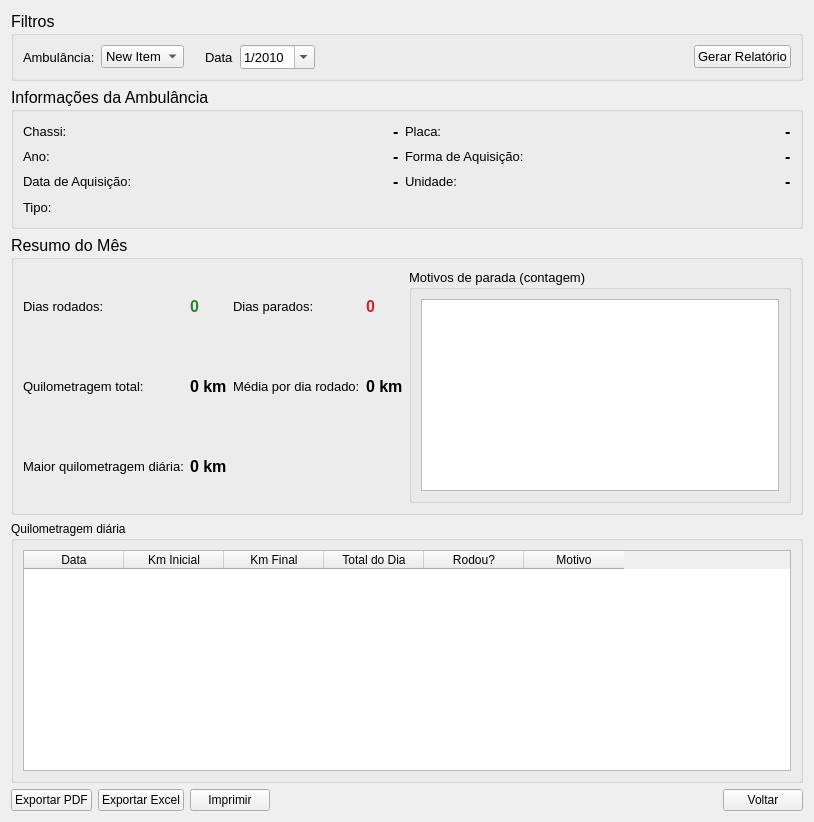
Old version of the form TELAS/RELATORIO.UI in the repository llucasgustavo23-cyber/sistema.
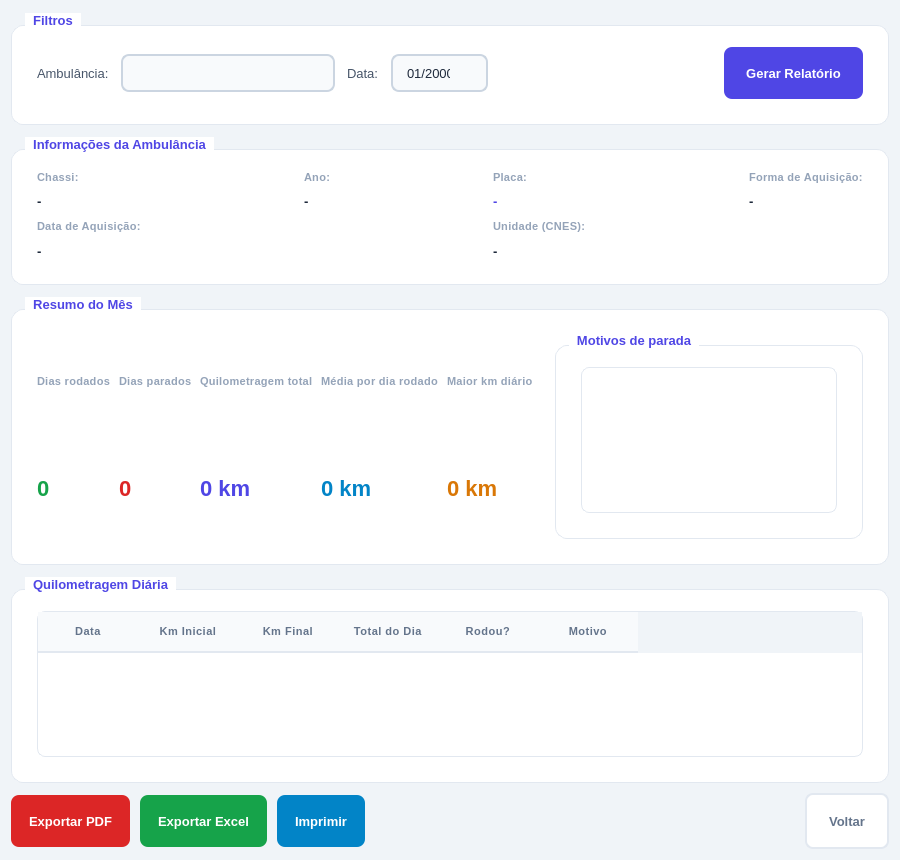
New version of the form.

Patch:
```diff
--- a/TELAS/RELATORIO.UI
+++ b/TELAS/RELATORIO.UI
@@ -3,189 +3,261 @@
  <class>Form</class>
  <widget class="QWidget" name="Form">
   <property name="geometry">
-   <rect>
-    <x>0</x>
-    <y>0</y>
-    <width>814</width>
-    <height>822</height>
-   </rect>
+   <rect><x>0</x><y>0</y><width>900</width><height>860</height></rect>
   </property>
-  <property name="windowTitle">
-   <string>Form</string>
+  <property name="windowTitle"><string>Relatório de Quilometragem</string></property>
+  <property name="styleSheet">
+   <string notr="true">
+QWidget {
+    background-color: #f0f4f8;
+    font-family: "Segoe UI", sans-serif;
+    font-size: 13px;
+    color: #1e293b;
+}
+
+QGroupBox {
+    background-color: #ffffff;
+    border: 1px solid #e2e8f0;
+    border-radius: 12px;
+    margin-top: 14px;
+    padding: 12px 16px 16px 16px;
+    font-weight: 600;
+    font-size: 13px;
+    color: #334155;
+}
+
+QGroupBox::title {
+    subcontrol-origin: margin;
+    subcontrol-position: top left;
+    left: 14px;
+    top: 2px;
+    padding: 0 6px;
+    background-color: #ffffff;
+    color: #4f46e5;
+    font-size: 11px;
+    font-weight: 700;
+    letter-spacing: 0.5px;
+}
+
+QLabel {
+    background: transparent;
+    color: #475569;
+    font-size: 13px;
+}
+
+QLabel[class="valor"] {
+    color: #1e293b;
+    font-weight: 700;
+}
+
+QComboBox {
+    background-color: #f8fafc;
+    border: 1.5px solid #cbd5e1;
+    border-radius: 8px;
+    padding: 7px 12px;
+    font-size: 13px;
+    color: #1e293b;
+    min-height: 20px;
+    min-width: 160px;
+}
+
+QComboBox:focus {
+    border-color: #4f46e5;
+    background-color: #ffffff;
+}
+
+QComboBox::drop-down {
+    border: none;
+    width: 24px;
+}
+
+QComboBox QAbstractItemView {
+    background: #ffffff;
+    border: 1px solid #e2e8f0;
+    border-radius: 8px;
+    selection-background-color: #ede9fe;
+    selection-color: #1e293b;
+}
+
+QDateEdit {
+    background-color: #f8fafc;
+    border: 1.5px solid #cbd5e1;
+    border-radius: 8px;
+    padding: 7px 12px;
+    font-size: 13px;
+    color: #1e293b;
+    min-height: 20px;
+}
+
+QDateEdit:focus {
+    border-color: #4f46e5;
+    background-color: #ffffff;
+}
+
+QDateEdit::drop-down {
+    border: none;
+    width: 24px;
+}
+
+QTableWidget {
+    background-color: #ffffff;
+    border: 1px solid #e2e8f0;
+    border-radius: 8px;
+    gridline-color: #f1f5f9;
+    font-size: 13px;
+    selection-background-color: #ede9fe;
+    selection-color: #1e293b;
+    alternate-background-color: #f8fafc;
+}
+
+QTableWidget::item {
+    padding: 8px 12px;
+    border-bottom: 1px solid #f1f5f9;
+}
+
+QHeaderView::section {
+    background-color: #f8fafc;
+    color: #64748b;
+    font-weight: 700;
+    font-size: 11px;
+    letter-spacing: 0.5px;
+    padding: 10px 12px;
+    border: none;
+    border-bottom: 2px solid #e2e8f0;
+}
+
+QListWidget {
+    background-color: #ffffff;
+    border: 1px solid #e2e8f0;
+    border-radius: 8px;
+    font-size: 13px;
+    color: #475569;
+}
+
+QListWidget::item {
+    padding: 6px 10px;
+    border-bottom: 1px solid #f1f5f9;
+}
+
+QListWidget::item:selected {
+    background-color: #ede9fe;
+    color: #1e293b;
+}
+
+QPushButton#btnGerar {
+    background-color: #4f46e5;
+    color: white;
+    border: none;
+    border-radius: 8px;
+    padding: 9px 22px;
+    font-size: 13px;
+    font-weight: 600;
+    min-height: 34px;
+}
+
+QPushButton#btnGerar:hover { background-color: #4338ca; }
+QPushButton#btnGerar:pressed { background-color: #3730a3; }
+
+QPushButton#btnExportarPDF {
+    background-color: #dc2626;
+    color: white;
+    border: none;
+    border-radius: 8px;
+    padding: 9px 18px;
+    font-size: 13px;
+    font-weight: 600;
+    min-height: 34px;
+}
+
+QPushButton#btnExportarPDF:hover { background-color: #b91c1c; }
+
+QPushButton#btnExportarExcel {
+    background-color: #16a34a;
+    color: white;
+    border: none;
+    border-radius: 8px;
+    padding: 9px 18px;
+    font-size: 13px;
+    font-weight: 600;
+    min-height: 34px;
+}
+
+QPushButton#btnExportarExcel:hover { background-color: #15803d; }
+
+QPushButton#btnImprimir {
+    background-color: #0284c7;
+    color: white;
+    border: none;
+    border-radius: 8px;
+    padding: 9px 18px;
+    font-size: 13px;
+    font-weight: 600;
+    min-height: 34px;
+}
+
+QPushButton#btnImprimir:hover { background-color: #0369a1; }
+
+QPushButton#btnVoltar {
+    background-color: #ffffff;
+    color: #64748b;
+    border: 1.5px solid #e2e8f0;
+    border-radius: 8px;
+    padding: 9px 22px;
+    font-size: 13px;
+    font-weight: 600;
+    min-height: 34px;
+}
+
+QPushButton#btnVoltar:hover {
+    background-color: #f8fafc;
+    color: #334155;
+    border-color: #cbd5e1;
+}
+
+QScrollBar:vertical {
+    background: #f8fafc;
+    width: 8px;
+    border-radius: 4px;
+}
+
+QScrollBar::handle:vertical {
+    background: #cbd5e1;
+    border-radius: 4px;
+    min-height: 30px;
+}
+
+QScrollBar::handle:vertical:hover { background: #94a3b8; }
+QScrollBar::add-line:vertical, QScrollBar::sub-line:vertical { height: 0px; }
+   </string>
   </property>
+
   <layout class="QVBoxLayout" name="verticalLayout">
+   <property name="spacing"><number>10</number></property>
+   <property name="contentsMargins"><number>16</number><number>16</number><number>16</number><number>16</number></property>
+
+   <!-- FILTROS -->
    <item>
     <widget class="QGroupBox" name="groupFiltros">
-     <property name="font">
-      <font>
-       <family>Arial</family>
-       <pointsize>12</pointsize>
-      </font>
-     </property>
-     <property name="title">
-      <string>Filtros</string>
-     </property>
+     <property name="title"><string>Filtros</string></property>
      <layout class="QHBoxLayout" name="horizontalLayout_filtros">
+      <property name="spacing"><number>12</number></property>
       <item>
        <widget class="QLabel" name="labelAmb">
-        <property name="font">
-         <font>
-          <pointsize>10</pointsize>
-         </font>
-        </property>
-        <property name="text">
-         <string>Ambulância:</string>
-        </property>
+        <property name="text"><string>Ambulância:</string></property>
        </widget>
       </item>
       <item>
-       <widget class="QComboBox" name="comboAmbulancia">
-        <property name="font">
-         <font>
-          <pointsize>10</pointsize>
-         </font>
-        </property>
-        <item>
-         <property name="text">
-          <string>New Item</string>
-         </property>
-        </item>
-        <item>
-         <property name="text">
-          <string>New Item</string>
-         </property>
-        </item>
-        <item>
-         <property name="text">
-          <string>New Item</string>
-         </property>
-        </item>
-        <item>
-         <property name="text">
-          <string>New Item</string>
-         </property>
-        </item>
-        <item>
-         <property name="text">
-          <string>New Item</string>
-         </property>
-        </item>
-        <item>
-         <property name="text">
-          <string>New Item</string>
-         </property>
-        </item>
-        <item>
-         <property name="text">
-          <string>New Item</string>
-         </property>
-        </item>
-        <item>
-         <property name="text">
-          <string>New Item</string>
-         </property>
-        </item>
-        <item>
-         <property name="text">
-          <string>New Item</string>
-         </property>
-        </item>
-        <item>
-         <property name="text">
-          <string>New Item</string>
-         </property>
-        </item>
-        <item>
-         <property name="text">
-          <string>New Item</string>
-         </property>
-        </item>
-        <item>
-         <property name="text">
-          <string>New Item</string>
-         </property>
-        </item>
-        <item>
-         <property name="text">
-          <string>New Item</string>
-         </property>
-        </item>
-        <item>
-         <property name="text">
-          <string>New Item</string>
-         </property>
-        </item>
-        <item>
-         <property name="text">
-          <string>New Item</string>
-         </property>
-        </item>
-        <item>
-         <property name="text">
-          <string>New Item</string>
-         </property>
-        </item>
-        <item>
-         <property name="text">
-          <string>New Item</string>
-         </property>
-        </item>
-        <item>
-         <property name="text">
-          <string>New Item</string>
-         </property>
-        </item>
-        <item>
-         <property name="text">
-          <string>New Item</string>
-         </property>
-        </item>
-        <item>
-         <property name="text">
-          <string>New Item</string>
-         </property>
-        </item>
-       </widget>
-      </item>
-      <item>
-       <widget class="QLabel" name="labelMes">
-        <property name="text">
-         <string/>
-        </property>
-       </widget>
+       <widget class="QComboBox" name="comboAmbulancia"/>
       </item>
       <item>
        <widget class="QLabel" name="labelAno">
-        <property name="font">
-         <font>
-          <pointsize>10</pointsize>
-         </font>
-        </property>
-        <property name="text">
-         <string>Data</string>
-        </property>
+        <property name="text"><string>Data:</string></property>
        </widget>
       </item>
       <item>
        <widget class="QDateEdit" name="dateEdit">
-        <property name="font">
-         <font>
-          <pointsize>10</pointsize>
-         </font>
-        </property>
-        <property name="displayFormat">
-         <string>M/yyyy</string>
-        </property>
-        <property name="calendarPopup">
-         <bool>true</bool>
-        </property>
-        <property name="date">
-         <date>
-          <year>2010</year>
-          <month>1</month>
-          <day>1</day>
-         </date>
-        </property>
+        <property name="calendarPopup"><bool>true</bool></property>
+        <property name="displayFormat"><string>MM/yyyy</string></property>
        </widget>
       </item>
       <item>
@@ -203,14 +275,7 @@
       </item>
       <item>
        <widget class="QPushButton" name="btnGerar">
-        <property name="font">
-         <font>
-          <pointsize>10</pointsize>
-         </font>
-        </property>
-        <property name="text">
-         <string>Gerar Relatório</string>
-        </property>
+        <property name="text"><string>Gerar Relatório</string></property>
        </widget>
       </item>
      </layout>
@@ -218,328 +283,266 @@
    </item>
    <item>
     <widget class="QGroupBox" name="groupInfo">
-     <property name="font">
-      <font>
-       <pointsize>12</pointsize>
-      </font>
-     </property>
-     <property name="title">
-      <string>Informações da Ambulância</string>
-     </property>
+     <property name="title"><string>Informações da Ambulância</string></property>
      <layout class="QGridLayout" name="gridLayout_info">
+      <property name="horizontalSpacing"><number>16</number></property>
+      <property name="verticalSpacing"><number>10</number></property>
+
+      <!-- Chassi -->
+      <item row="0" column="0">
+       <widget class="QLabel" name="lblChassiTitle">
+        <property name="text"><string>Chassi:</string></property>
+        <property name="styleSheet"><string>color: #94a3b8; font-size: 11px; font-weight: 600; letter-spacing: 0.3px;</string></property>
+       </widget>
+      </item>
       <item row="1" column="0">
+       <widget class="QLabel" name="lblChassi">
+        <property name="text"><string>-</string></property>
+        <property name="styleSheet"><string>font-weight: 700; font-size: 13px; color: #1e293b;</string></property>
+       </widget>
+      </item>
+
+      <!-- Spacer -->
+      <item row="0" column="1" rowspan="2">
+       <spacer name="horizontalSpacer">
+        <property name="orientation"><enum>Qt::Horizontal</enum></property>
+        <property name="sizeHint" stdset="0"><size><width>20</width><height>20</height></size></property>
+       </spacer>
+      </item>
+
+      <!-- Ano -->
+      <item row="0" column="2">
        <widget class="QLabel" name="lblAnoTitle">
-        <property name="font">
-         <font>
-          <family>Arial</family>
-          <pointsize>10</pointsize>
-         </font>
-        </property>
-        <property name="text">
-         <string>Ano:</string>
-        </property>
+        <property name="text"><string>Ano:</string></property>
+        <property name="styleSheet"><string>color: #94a3b8; font-size: 11px; font-weight: 600; letter-spacing: 0.3px;</string></property>
        </widget>
       </item>
       <item row="1" column="2">
        <widget class="QLabel" name="lblAno">
-        <property name="styleSheet">
-         <string notr="true">font-weight: bold;</string>
-        </property>
-        <property name="text">
-         <string>-</string>
-        </property>
+        <property name="text"><string>-</string></property>
+        <property name="styleSheet"><string>font-weight: 700; font-size: 13px; color: #1e293b;</string></property>
        </widget>
       </item>
-      <item row="2" column="5">
-       <widget class="QLabel" name="lblUnidade">
-        <property name="styleSheet">
-         <string notr="true">font-weight: bold;</string>
-        </property>
-        <property name="text">
-         <string>-</string>
-        </property>
-       </widget>
+
+      <!-- Spacer -->
+      <item row="0" column="3" rowspan="2">
+       <spacer name="horizontalSpacer_2">
+        <property name="orientation"><enum>Qt::Horizontal</enum></property>
+        <property name="sizeHint" stdset="0"><size><width>20</width><height>20</height></size></property>
+       </spacer>
       </item>
-      <item row="0" column="3">
+
+      <!-- Placa -->
+      <item row="0" column="4">
        <widget class="QLabel" name="lblPlacaTitle">
-        <property name="font">
-         <font>
-          <family>Arial</family>
-          <pointsize>10</pointsize>
-         </font>
-        </property>
-        <property name="text">
-         <string>Placa:</string>
-        </property>
+        <property name="text"><string>Placa:</string></property>
+        <property name="styleSheet"><string>color: #94a3b8; font-size: 11px; font-weight: 600; letter-spacing: 0.3px;</string></property>
        </widget>
       </item>
-      <item row="2" column="3">
-       <widget class="QLabel" name="lblUnidadeTitle">
-        <property name="font">
-         <font>
-          <family>Arial</family>
-          <pointsize>10</pointsize>
-         </font>
-        </property>
-        <property name="text">
-         <string>Unidade:</string>
-        </property>
+      <item row="1" column="4">
+       <widget class="QLabel" name="lblPlaca">
+        <property name="text"><string>-</string></property>
+        <property name="styleSheet"><string>font-weight: 700; font-size: 13px; color: #4f46e5;</string></property>
        </widget>
       </item>
-      <item row="2" column="2">
-       <widget class="QLabel" name="lblData">
-        <property name="styleSheet">
-         <string notr="true">font-weight: bold;</string>
-        </property>
-        <property name="text">
-         <string>-</string>
-        </property>
-       </widget>
+
+      <!-- Spacer -->
+      <item row="0" column="5" rowspan="2">
+       <spacer name="horizontalSpacer_3">
+        <property name="orientation"><enum>Qt::Horizontal</enum></property>
+        <property name="sizeHint" stdset="0"><size><width>20</width><height>20</height></size></property>
+       </spacer>
       </item>
-      <item row="1" column="3">
+
+      <!-- Forma de Aquisição -->
+      <item row="0" column="6">
        <widget class="QLabel" name="lblFormaTitle">
-        <property name="font">
-         <font>
-          <family>Arial</family>
-          <pointsize>10</pointsize>
-         </font>
-        </property>
-        <property name="text">
-         <string>Forma de Aquisição:</string>
-        </property>
+        <property name="text"><string>Forma de Aquisição:</string></property>
+        <property name="styleSheet"><string>color: #94a3b8; font-size: 11px; font-weight: 600; letter-spacing: 0.3px;</string></property>
        </widget>
       </item>
-      <item row="0" column="0">
-       <widget class="QLabel" name="lblChassiTitle">
-        <property name="font">
-         <font>
-          <family>Arial</family>
-          <pointsize>10</pointsize>
-         </font>
-        </property>
-        <property name="text">
-         <string>Chassi:</string>
-        </property>
-       </widget>
-      </item>
-      <item row="1" column="5">
+      <item row="1" column="6">
        <widget class="QLabel" name="lblForma">
-        <property name="styleSheet">
-         <string notr="true">font-weight: bold;</string>
-        </property>
-        <property name="text">
-         <string>-</string>
-        </property>
+        <property name="text"><string>-</string></property>
+        <property name="styleSheet"><string>font-weight: 700; font-size: 13px; color: #1e293b;</string></property>
        </widget>
       </item>
-      <item row="0" column="2">
-       <widget class="QLabel" name="lblChassi">
-        <property name="styleSheet">
-         <string notr="true">font-weight: bold;</string>
-        </property>
-        <property name="text">
-         <string>-</string>
-        </property>
-       </widget>
-      </item>
+
+      <!-- Data de Aquisição -->
       <item row="2" column="0">
        <widget class="QLabel" name="lblDataTitle">
-        <property name="font">
-         <font>
-          <family>Arial</family>
-          <pointsize>10</pointsize>
-         </font>
-        </property>
-        <property name="text">
-         <string>Data de Aquisição:</string>
-        </property>
-       </widget>
-      </item>
-      <item row="0" column="5">
-       <widget class="QLabel" name="lblPlaca">
-        <property name="styleSheet">
-         <string notr="true">font-weight: bold;</string>
-        </property>
-        <property name="text">
-         <string>-</string>
-        </property>
+        <property name="text"><string>Data de Aquisição:</string></property>
+        <property name="styleSheet"><string>color: #94a3b8; font-size: 11px; font-weight: 600; letter-spacing: 0.3px;</string></property>
        </widget>
       </item>
       <item row="3" column="0">
+       <widget class="QLabel" name="lblData">
+        <property name="text"><string>-</string></property>
+        <property name="styleSheet"><string>font-weight: 700; font-size: 13px; color: #1e293b;</string></property>
+       </widget>
+      </item>
+
+      <!-- Unidade -->
+      <item row="2" column="4">
+       <widget class="QLabel" name="lblUnidadeTitle">
+        <property name="text"><string>Unidade (CNES):</string></property>
+        <property name="styleSheet"><string>color: #94a3b8; font-size: 11px; font-weight: 600; letter-spacing: 0.3px;</string></property>
+       </widget>
+      </item>
+      <item row="3" column="4">
+       <widget class="QLabel" name="lblUnidade">
+        <property name="text"><string>-</string></property>
+        <property name="styleSheet"><string>font-weight: 700; font-size: 13px; color: #1e293b;</string></property>
+       </widget>
+      </item>
+
+      <!-- Tipo (vazio mas mantido para compatibilidade) -->
+      <item row="2" column="2">
        <widget class="QLabel" name="lblTipoTitle">
-        <property name="font">
-         <font>
-          <family>Arial</family>
-          <pointsize>10</pointsize>
-         </font>
-        </property>
-        <property name="text">
-         <string>Tipo:</string>
-        </property>
+        <property name="text"><string></string></property>
        </widget>
       </item>
-      <item row="3" column="1">
-       <spacer name="spacerInfo">
-        <property name="orientation">
-         <enum>Qt::Horizontal</enum>
-        </property>
-        <property name="sizeHint" stdset="0">
-         <size>
-          <width>40</width>
-          <height>20</height>
-         </size>
-        </property>
-       </spacer>
-      </item>
-      <item row="0" column="1">
-       <spacer name="horizontalSpacer">
-        <property name="orientation">
-         <enum>Qt::Horizontal</enum>
-        </property>
-        <property name="sizeHint" stdset="0">
-         <size>
-          <width>40</width>
-          <height>20</height>
-         </size>
-        </property>
-       </spacer>
-      </item>
-      <item row="0" column="4">
-       <spacer name="horizontalSpacer_3">
-        <property name="orientation">
-         <enum>Qt::Horizontal</enum>
-        </property>
-        <property name="sizeHint" stdset="0">
-         <size>
-          <width>40</width>
-          <height>20</height>
-         </size>
-        </property>
-       </spacer>
-      </item>
+
      </layout>
     </widget>
    </item>
    <item>
     <widget class="QGroupBox" name="groupResumo">
-     <property name="font">
-      <font>
-       <family>Arial</family>
-       <pointsize>12</pointsize>
-      </font>
-     </property>
-     <property name="title">
-      <string>Resumo do Mês</string>
-     </property>
-     <layout class="QGridLayout" name="gridLayout_resumo">
-      <item row="1" column="0">
-       <widget class="QLabel" name="lblKmTotalTitle">
-        <property name="font">
-         <font>
-          <pointsize>10</pointsize>
-         </font>
-        </property>
-        <property name="text">
-         <string>Quilometragem total:</string>
-        </property>
-       </widget>
+     <property name="title"><string>Resumo do Mês</string></property>
+     <layout class="QHBoxLayout" name="horizontalLayout_resumo">
+      <property name="spacing"><number>0</number></property>
+
+      <!-- Cards de métricas -->
+      <item>
+       <layout class="QVBoxLayout">
+        <property name="spacing"><number>6</number></property>
+        <item>
+         <widget class="QLabel" name="lblDiasRodadosTitle">
+          <property name="text"><string>Dias rodados</string></property>
+          <property name="styleSheet"><string>color: #94a3b8; font-size: 11px; font-weight: 600; letter-spacing: 0.3px;</string></property>
+         </widget>
+        </item>
+        <item>
+         <widget class="QLabel" name="lblDiasRodados">
+          <property name="text"><string>0</string></property>
+          <property name="styleSheet"><string>font-weight: 800; font-size: 22px; color: #16a34a;</string></property>
+         </widget>
+        </item>
+       </layout>
       </item>
-      <item row="0" column="1">
-       <widget class="QLabel" name="lblDiasRodados">
-        <property name="styleSheet">
-         <string notr="true">font-weight: bold; color: #2e7d32;</string>
-        </property>
-        <property name="text">
-         <string>0</string>
-        </property>
+
+      <item>
+       <widget class="QLabel">
+        <property name="text"><string> </string></property>
+        <property name="styleSheet"><string>color: #e2e8f0; font-size: 28px;</string></property>
        </widget>
       </item>
-      <item row="0" column="3">
-       <widget class="QLabel" name="lblDiasParados">
-        <property name="styleSheet">
-         <string notr="true">font-weight: bold; color: #c62828;</string>
-        </property>
-        <property name="text">
-         <string>0</string>
-        </property>
-       </widget>
+
+      <item>
+       <layout class="QVBoxLayout">
+        <property name="spacing"><number>6</number></property>
+        <item>
+         <widget class="QLabel" name="lblDiasParadosTitle">
+          <property name="text"><string>Dias parados</string></property>
+          <property name="styleSheet"><string>color: #94a3b8; font-size: 11px; font-weight: 600; letter-spacing: 0.3px;</string></property>
+         </widget>
+        </item>
+        <item>
+         <widget class="QLabel" name="lblDiasParados">
+          <property name="text"><string>0</string></property>
+          <property name="styleSheet"><string>font-weight: 800; font-size: 22px; color: #dc2626;</string></property>
+         </widget>
+        </item>
+       </layout>
       </item>
-      <item row="0" column="2">
-       <widget class="QLabel" name="lblDiasParadosTitle">
-        <property name="font">
-         <font>
-          <pointsize>10</pointsize>
-         </font>
-        </property>
-        <property name="text">
-         <string>Dias parados:</string>
-        </property>
+
+      <item>
+       <widget class="QLabel">
+        <property name="text"><string> </string></property>
+        <property name="styleSheet"><string>color: #e2e8f0; font-size: 28px;</string></property>
        </widget>
       </item>
-      <item row="1" column="2">
-       <widget class="QLabel" name="lblMediaDiariaTitle">
-        <property name="font">
-         <font>
-          <pointsize>10</pointsize>
-         </font>
-        </property>
-        <property name="text">
-         <string>Média por dia rodado:</string>
-        </property>
-       </widget>
+
+      <item>
+       <layout class="QVBoxLayout">
+        <property name="spacing"><number>6</number></property>
+        <item>
+         <widget class="QLabel" name="lblKmTotalTitle">
+          <property name="text"><string>Quilometragem total</string></property>
+          <property name="styleSheet"><string>color: #94a3b8; font-size: 11px; font-weight: 600; letter-spacing: 0.3px;</string></property>
+         </widget>
+        </item>
+        <item>
+         <widget class="QLabel" name="lblKmTotal">
+          <property name="text"><string>0 km</string></property>
+          <property name="styleSheet"><string>font-weight: 800; font-size: 22px; color: #4f46e5;</string></property>
+         </widget>
+        </item>
+       </layout>
       </item>
-      <item row="1" column="3">
-       <widget class="QLabel" name="lblMediaDiaria">
-        <property name="styleSheet">
-         <string notr="true">font-weight: bold;</string>
-        </property>
-        <property name="text">
-         <string>0 km</string>
-        </property>
+
+      <item>
+       <widget class="QLabel">
+        <property name="text"><string> </string></property>
+        <property name="styleSheet"><string>color: #e2e8f0; font-size: 28px;</string></property>
        </widget>
       </item>
-      <item row="1" column="1">
-       <widget class="QLabel" name="lblKmTotal">
-        <property name="styleSheet">
-         <string notr="true">font-weight: bold;</string>
-        </property>
-        <property name="text">
-         <string>0 km</string>
-        </property>
-       </widget>
+
+      <item>
+       <layout class="QVBoxLayout">
+        <property name="spacing"><number>6</number></property>
+        <item>
+         <widget class="QLabel" name="lblMediaDiariaTitle">
+          <property name="text"><string>Média por dia rodado</string></property>
+          <property name="styleSheet"><string>color: #94a3b8; font-size: 11px; font-weight: 600; letter-spacing: 0.3px;</string></property>
+         </widget>
+        </item>
+        <item>
+         <widget class="QLabel" name="lblMediaDiaria">
+          <property name="text"><string>0 km</string></property>
+          <property name="styleSheet"><string>font-weight: 800; font-size: 22px; color: #0284c7;</string></property>
+         </widget>
+        </item>
+       </layout>
       </item>
-      <item row="2" column="0">
-       <widget class="QLabel" name="lblMaiorDiaTitle">
-        <property name="font">
-         <font>
-          <pointsize>10</pointsize>
-         </font>
-        </property>
-        <property name="text">
-         <string>Maior quilometragem diária:</string>
-        </property>
+
+      <item>
+       <widget class="QLabel">
+        <property name="text"><string> </string></property>
+        <property name="styleSheet"><string>color: #e2e8f0; font-size: 28px;</string></property>
        </widget>
       </item>
-      <item row="2" column="1">
-       <widget class="QLabel" name="lblMaiorDia">
-        <property name="styleSheet">
-         <string notr="true">font-weight: bold;</string>
-        </property>
-        <property name="text">
-         <string>0 km</string>
-        </property>
-       </widget>
+
+      <item>
+       <layout class="QVBoxLayout">
+        <property name="spacing"><number>6</number></property>
+        <item>
+         <widget class="QLabel" name="lblMaiorDiaTitle">
+          <property name="text"><string>Maior km diário</string></property>
+          <property name="styleSheet"><string>color: #94a3b8; font-size: 11px; font-weight: 600; letter-spacing: 0.3px;</string></property>
+         </widget>
+        </item>
+        <item>
+         <widget class="QLabel" name="lblMaiorDia">
+          <property name="text"><string>0 km</string></property>
+          <property name="styleSheet"><string>font-weight: 800; font-size: 22px; color: #d97706;</string></property>
+         </widget>
+        </item>
+       </layout>
       </item>
-      <item row="0" column="4" rowspan="3">
+
+      <item>
+       <spacer>
+        <property name="orientation"><enum>Qt::Horizontal</enum></property>
+        <property name="sizeHint" stdset="0"><size><width>20</width><height>20</height></size></property>
+       </spacer>
+      </item>
+
+      <!-- Motivos -->
+      <item>
        <widget class="QGroupBox" name="groupMotivos">
-        <property name="font">
-         <font>
-          <pointsize>10</pointsize>
-         </font>
-        </property>
-        <property name="title">
-         <string>Motivos de parada (contagem)</string>
-        </property>
+        <property name="title"><string>Motivos de parada</string></property>
+        <property name="minimumSize"><size><width>180</width><height>0</height></size></property>
         <layout class="QVBoxLayout" name="verticalLayout_motivos">
          <item>
           <widget class="QListWidget" name="listMotivos"/>
@@ -547,65 +550,29 @@
         </layout>
        </widget>
       </item>
-      <item row="0" column="0">
-       <widget class="QLabel" name="lblDiasRodadosTitle">
-        <property name="font">
-         <font>
-          <pointsize>10</pointsize>
-         </font>
-        </property>
-        <property name="text">
-         <string>Dias rodados:</string>
-        </property>
-       </widget>
-      </item>
+
      </layout>
     </widget>
    </item>
    <item>
     <widget class="QGroupBox" name="groupTabela">
-     <property name="title">
-      <string>Quilometragem diária</string>
-     </property>
+     <property name="title"><string>Quilometragem Diária</string></property>
      <layout class="QVBoxLayout" name="verticalLayout_tabela">
+      <property name="spacing"><number>0</number></property>
+      <property name="contentsMargins"><number>8</number><number>8</number><number>8</number><number>8</number></property>
       <item>
        <widget class="QTableWidget" name="tableDiario">
-        <property name="alternatingRowColors">
-         <bool>true</bool>
-        </property>
-        <property name="selectionBehavior">
-         <enum>QAbstractItemView::SelectRows</enum>
-        </property>
-        <column>
-         <property name="text">
-          <string>Data</string>
-         </property>
-        </column>
-        <column>
-         <property name="text">
-          <string>Km Inicial</string>
-         </property>
-        </column>
-        <column>
-         <property name="text">
-          <string>Km Final</string>
-         </property>
-        </column>
-        <column>
-         <property name="text">
-          <string>Total do Dia</string>
-         </property>
-        </column>
-        <column>
-         <property name="text">
-          <string>Rodou?</string>
-         </property>
-        </column>
-        <column>
-         <property name="text">
-          <string>Motivo</string>
-         </property>
-        </column>
+        <property name="alternatingRowColors"><bool>true</bool></property>
+        <property name="selectionBehavior"><enum>QAbstractItemView::SelectRows</enum></property>
+        <property name="editTriggers"><set>QAbstractItemView::NoEditTriggers</set></property>
+        <property name="columnCount"><number>6</number></property>
+        <property name="rowCount"><number>0</number></property>
+        <column><property name="text"><string>Data</string></property></column>
+        <column><property name="text"><string>Km Inicial</string></property></column>
+        <column><property name="text"><string>Km Final</string></property></column>
+        <column><property name="text"><string>Total do Dia</string></property></column>
+        <column><property name="text"><string>Rodou?</string></property></column>
+        <column><property name="text"><string>Motivo</string></property></column>
        </widget>
       </item>
      </layout>
@@ -613,6 +580,7 @@
    </item>
    <item>
     <layout class="QHBoxLayout" name="horizontalLayout_acoes">
+     <property name="spacing"><number>10</number></property>
      <item>
       <widget class="QPushButton" name="btnExportarPDF">
        <property name="text">
```
Left out of the diff: 52 changed lines with no effect on the pictures.
